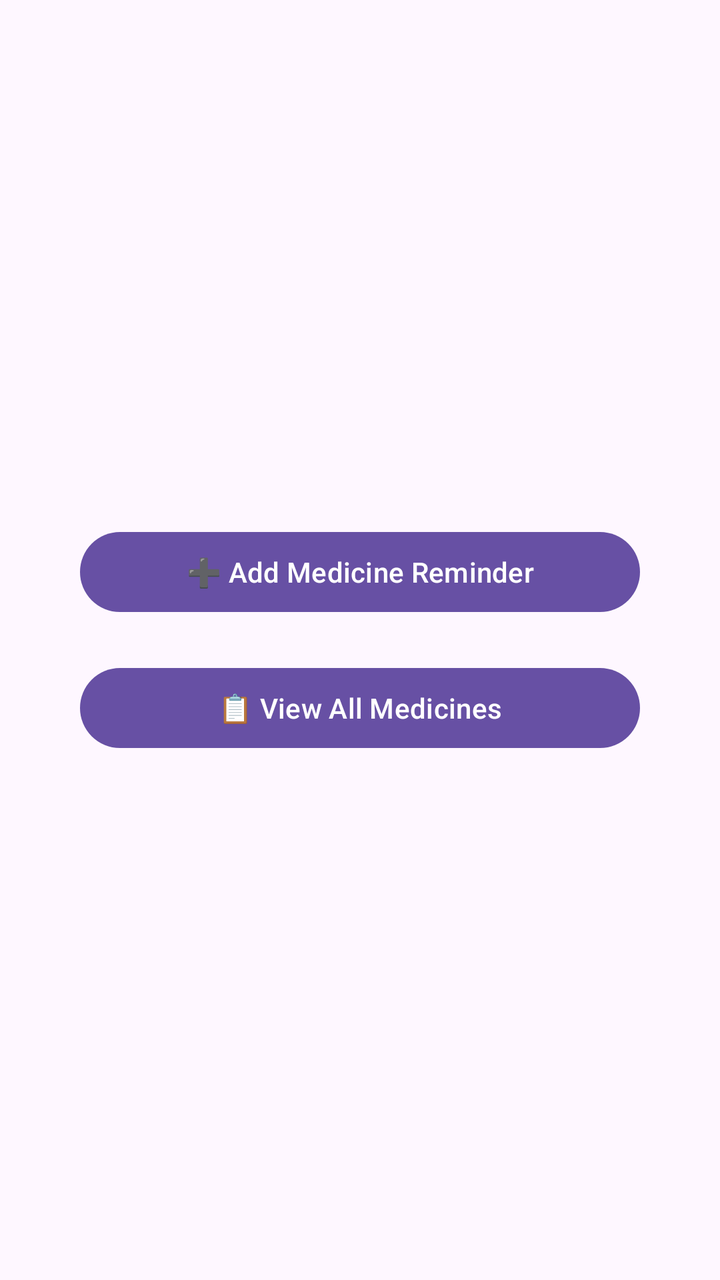
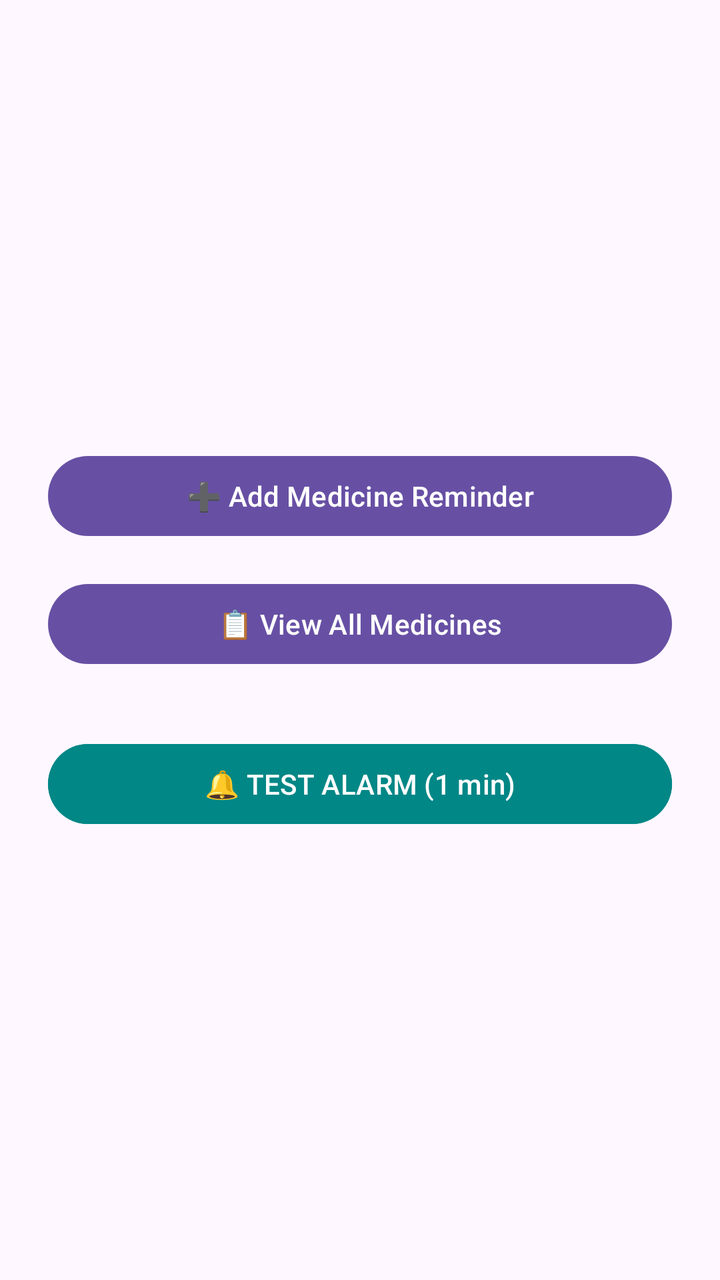

An Android layout rendered at two revisions. The XML below is the earlier revision; the diff shows what the commit changed to produce the second picture.
<!-- AndroidManifest.xml: application theme Theme.Material3.DayNight.NoActionBar -->
<!-- res/layout/activity_main.xml -->
<?xml version="1.0" encoding="utf-8"?>
<LinearLayout xmlns:android="http://schemas.android.com/apk/res/android"
    android:orientation="vertical"
    android:gravity="center"
    android:padding="30dp"
    android:layout_width="match_parent"
    android:layout_height="match_parent">

    <Button
        android:id="@+id/addBtn"
        android:text="➕ Add Medicine Reminder"
        android:layout_width="match_parent"
        android:layout_height="wrap_content"
        android:layout_margin="10dp"/>

    <Button
        android:id="@+id/viewBtn"
        android:text="📋 View All Medicines"
        android:layout_width="match_parent"
        android:layout_height="wrap_content"
        android:layout_margin="10dp"/>
</LinearLayout>
<!-- resources referenced by this layout -->
<resources>

</resources>

<!-- the commit's change to res/layout/activity_main.xml (unified diff, before → after) -->
@@ -1,22 +1,33 @@
 <?xml version="1.0" encoding="utf-8"?>
 <LinearLayout xmlns:android="http://schemas.android.com/apk/res/android"
+    android:layout_width="match_parent"
+    android:layout_height="match_parent"
+    android:gravity="center"
     android:orientation="vertical"
-    android:gravity="center"
-    android:padding="30dp"
-    android:layout_width="match_parent"
-    android:layout_height="match_parent">
+    android:padding="24dp">
 
     <Button
         android:id="@+id/addBtn"
-        android:text="➕ Add Medicine Reminder"
         android:layout_width="match_parent"
         android:layout_height="wrap_content"
-        android:layout_margin="10dp"/>
+        android:text="@string/btn_add_medicine"
+        android:layout_marginBottom="16dp" />
 
     <Button
         android:id="@+id/viewBtn"
-        android:text="📋 View All Medicines"
         android:layout_width="match_parent"
         android:layout_height="wrap_content"
-        android:layout_margin="10dp"/>
+        android:text="@string/btn_view_medicines"
+        android:layout_marginBottom="16dp" />
+
+    
+    <Button
+        android:id="@+id/testBtn"
+        android:layout_width="match_parent"
+        android:layout_height="wrap_content"
+        android:text="@string/btn_test_alarm"
+        android:layout_marginTop="16dp"
+        android:backgroundTint="@color/teal_700"
+        android:textColor="@color/white" />
+
 </LinearLayout>
<!-- resource entries referenced after the edit -->
@@ -1,5 +1,9 @@
 <!-- resources referenced by this layout -->
 <resources>
-
+  <color name="teal_700">#FF018786</color>
+  <color name="white">#FFFFFFFF</color>
+  <string name="btn_add_medicine">➕ Add Medicine Reminder</string>
+  <string name="btn_test_alarm">🔔 TEST ALARM (1 min)</string>
+  <string name="btn_view_medicines">📋 View All Medicines</string>
 </resources>
 
